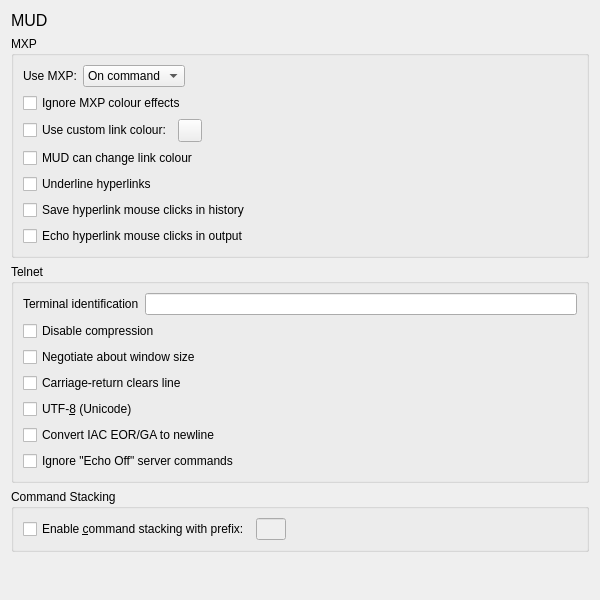
The window that smushclient-qt/cpp/ui/prefs/mud.ui (jnbooth/smushclient) describes before a commit, drawn with Qt 5.
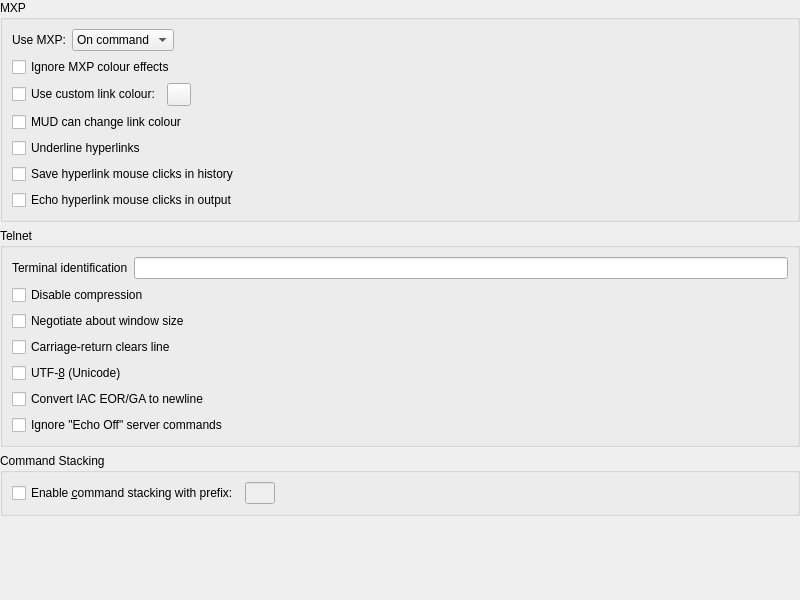
The same window after the commit. Custom widgets are drawn as their Qt base class.

Patch:
```diff
--- a/smushclient-qt/cpp/ui/prefs/mud.ui
+++ b/smushclient-qt/cpp/ui/prefs/mud.ui
@@ -6,7 +6,7 @@
    <rect>
     <x>0</x>
     <y>0</y>
-    <width>600</width>
+    <width>800</width>
     <height>600</height>
    </rect>
   </property>
@@ -14,24 +14,18 @@
    <string>Output</string>
   </property>
   <layout class="QVBoxLayout" name="verticalLayout">
-   <item>
-    <widget class="QLabel" name="label_title">
-     <property name="sizePolicy">
-      <sizepolicy hsizetype="Preferred" vsizetype="Fixed">
-       <horstretch>0</horstretch>
-       <verstretch>0</verstretch>
-      </sizepolicy>
-     </property>
-     <property name="font">
-      <font>
-       <pointsize>12</pointsize>
-      </font>
-     </property>
-     <property name="text">
-      <string>MUD</string>
-     </property>
-    </widget>
-   </item>
+   <property name="leftMargin">
+    <number>0</number>
+   </property>
+   <property name="topMargin">
+    <number>0</number>
+   </property>
+   <property name="rightMargin">
+    <number>0</number>
+   </property>
+   <property name="bottomMargin">
+    <number>0</number>
+   </property>
    <item>
     <widget class="QGroupBox" name="_hyperlinks">
      <property name="title">
```
